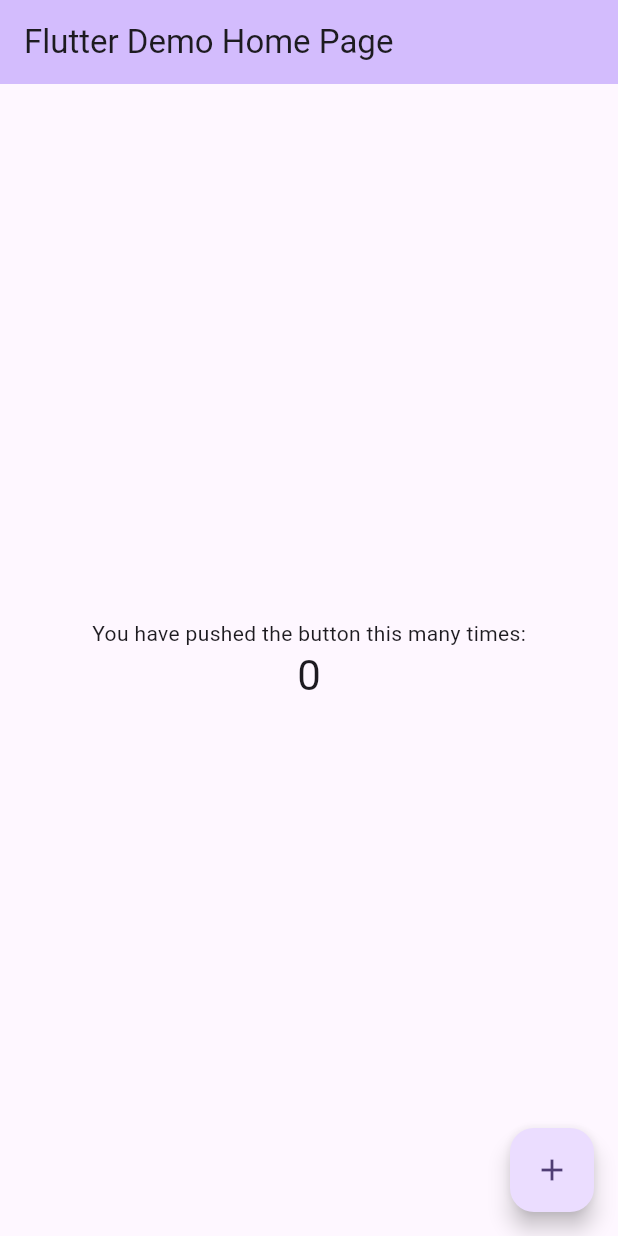
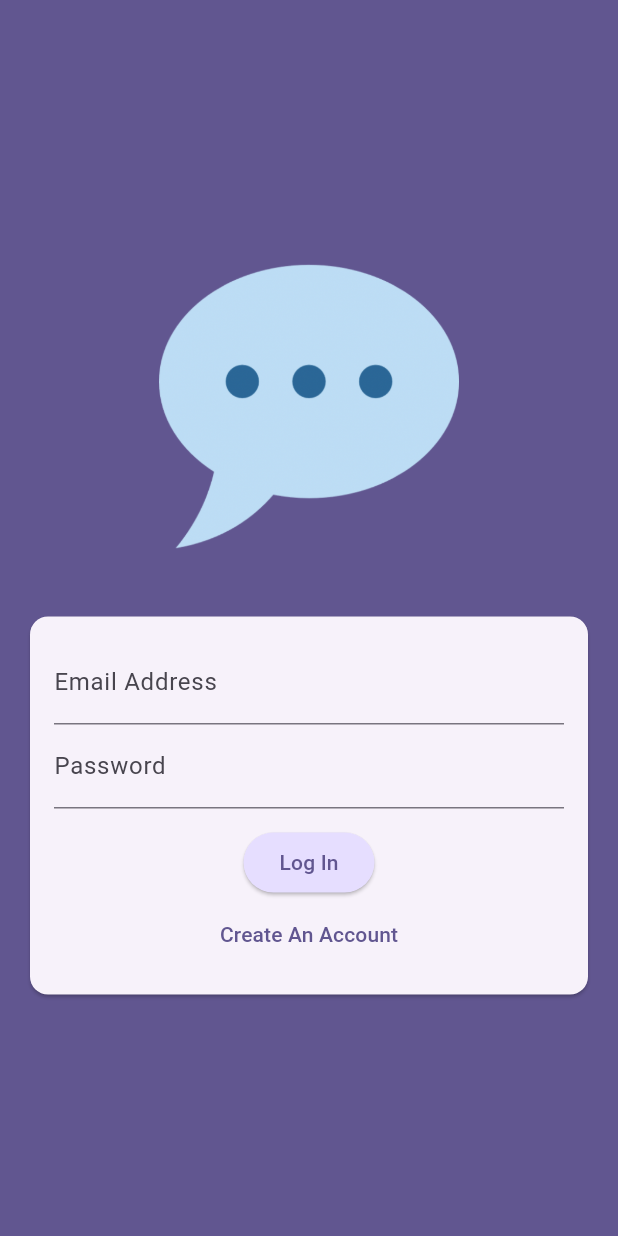
Before and after one commit to anmol420/ChatApp-In-Flutter, a Flutter app: the screen it shows after launch, on a phone screen of 412 x 824 dp. Run offline on Flutter 3.47's test engine with Material 3 defaults, Android fonts, the phone set to English and light mode, and no system bars.

Commit message:
Added Authentication Screen

```diff
--- a/lib/main.dart
+++ b/lib/main.dart
@@ -1,125 +1,25 @@
 import 'package:flutter/material.dart';
 
+import 'package:chat_app/screens/auth.dart';
+
 void main() {
-  runApp(const MyApp());
+  runApp(const App());
 }
 
-class MyApp extends StatelessWidget {
-  const MyApp({super.key});
+class App extends StatelessWidget {
+  const App({super.key});
 
-  // This widget is the root of your application.
   @override
   Widget build(BuildContext context) {
     return MaterialApp(
-      title: 'Flutter Demo',
-      theme: ThemeData(
-        // This is the theme of your application.
-        //
-        // TRY THIS: Try running your application with "flutter run". You'll see
-        // the application has a purple toolbar. Then, without quitting the app,
-        // try changing the seedColor in the colorScheme below to Colors.green
-        // and then invoke "hot reload" (save your changes or press the "hot
-        // reload" button in a Flutter-supported IDE, or press "r" if you used
-        // the command line to start the app).
-        //
-        // Notice that the counter didn't reset back to zero; the application
-        // state is not lost during the reload. To reset the state, use hot
-        // restart instead.
-        //
-        // This works for code too, not just values: Most code changes can be
-        // tested with just a hot reload.
-        colorScheme: ColorScheme.fromSeed(seedColor: Colors.deepPurple),
-        useMaterial3: true,
+      title: 'FlutterChat',
+      theme: ThemeData().copyWith(
+        //useMaterial3: true,
+        colorScheme: ColorScheme.fromSeed(
+            seedColor: const Color.fromARGB(255, 63, 17, 177)),
       ),
-      home: const MyHomePage(title: 'Flutter Demo Home Page'),
+      debugShowCheckedModeBanner: false,
+      home: const AuthScreen(),
     );
   }
 }
-
-class MyHomePage extends StatefulWidget {
-  const MyHomePage({super.key, required this.title});
-
-  // This widget is the home page of your application. It is stateful, meaning
-  // that it has a State object (defined below) that contains fields that affect
-  // how it looks.
-
-  // This class is the configuration for the state. It holds the values (in this
-  // case the title) provided by the parent (in this case the App widget) and
-  // used by the build method of the State. Fields in a Widget subclass are
-  // always marked "final".
-
-  final String title;
-
-  @override
-  State<MyHomePage> createState() => _MyHomePageState();
-}
-
-class _MyHomePageState extends State<MyHomePage> {
-  int _counter = 0;
-
-  void _incrementCounter() {
-    setState(() {
-      // This call to setState tells the Flutter framework that something has
-      // changed in this State, which causes it to rerun the build method below
-      // so that the display can reflect the updated values. If we changed
-      // _counter without calling setState(), then the build method would not be
-      // called again, and so nothing would appear to happen.
-      _counter++;
-    });
-  }
-
-  @override
-  Widget build(BuildContext context) {
-    // This method is rerun every time setState is called, for instance as done
-    // by the _incrementCounter method above.
-    //
-    // The Flutter framework has been optimized to make rerunning build methods
-    // fast, so that you can just rebuild anything that needs updating rather
-    // than having to individually change instances of widgets.
-    return Scaffold(
-      appBar: AppBar(
-        // TRY THIS: Try changing the color here to a specific color (to
-        // Colors.amber, perhaps?) and trigger a hot reload to see the AppBar
-        // change color while the other colors stay the same.
-        backgroundColor: Theme.of(context).colorScheme.inversePrimary,
-        // Here we take the value from the MyHomePage object that was created by
-        // the App.build method, and use it to set our appbar title.
-        title: Text(widget.title),
-      ),
-      body: Center(
-        // Center is a layout widget. It takes a single child and positions it
-        // in the middle of the parent.
-        child: Column(
-          // Column is also a layout widget. It takes a list of children and
-          // arranges them vertically. By default, it sizes itself to fit its
-          // children horizontally, and tries to be as tall as its parent.
-          //
-          // Column has various properties to control how it sizes itself and
-          // how it positions its children. Here we use mainAxisAlignment to
-          // center the children vertically; the main axis here is the vertical
-          // axis because Columns are vertical (the cross axis would be
-          // horizontal).
-          //
-          // TRY THIS: Invoke "debug painting" (choose the "Toggle Debug Paint"
-          // action in the IDE, or press "p" in the console), to see the
-          // wireframe for each widget.
-          mainAxisAlignment: MainAxisAlignment.center,
-          children: <Widget>[
-            const Text(
-              'You have pushed the button this many times:',
-            ),
-            Text(
-              '$_counter',
-              style: Theme.of(context).textTheme.headlineMedium,
-            ),
-          ],
-        ),
-      ),
-      floatingActionButton: FloatingActionButton(
-        onPressed: _incrementCounter,
-        tooltip: 'Increment',
-        child: const Icon(Icons.add),
-      ), // This trailing comma makes auto-formatting nicer for build methods.
-    );
-  }
-}
--- /dev/null
+++ b/lib/screens/auth.dart
@@ -0,0 +1,129 @@
+import 'package:flutter/material.dart';
+
+class AuthScreen extends StatefulWidget {
+  const AuthScreen({super.key});
+
+  @override
+  State<AuthScreen> createState() {
+    return _AuthScreenState();
+  }
+}
+
+class _AuthScreenState extends State<AuthScreen> {
+  final _form = GlobalKey<FormState>();
+
+  var _isLogin = true;
+  var _enteredEmail = '';
+  var _enteredPassword = '';
+
+  void _submit() {
+    final isValid = _form.currentState!.validate();
+
+    if (isValid) {
+      _form.currentState!.save();
+    }
+  }
+
+  @override
+  Widget build(BuildContext context) {
+    return Scaffold(
+      backgroundColor: Theme.of(context).colorScheme.primary,
+      body: Center(
+        child: SingleChildScrollView(
+          child: Column(
+            mainAxisAlignment: MainAxisAlignment.center,
+            children: [
+              Container(
+                margin: const EdgeInsets.only(
+                  top: 30,
+                  bottom: 20,
+                  left: 20,
+                  right: 20,
+                ),
+                width: 200,
+                child: Image.asset('assets/images/chat.png'),
+              ),
+              Card(
+                margin: const EdgeInsets.all(20),
+                child: SingleChildScrollView(
+                  child: Padding(
+                    padding: const EdgeInsets.all(16),
+                    child: Form(
+                      key: _form,
+                      child: Column(
+                        mainAxisSize: MainAxisSize.min,
+                        children: [
+                          TextFormField(
+                            decoration: const InputDecoration(
+                              labelText: 'Email Address',
+                            ),
+                            keyboardType: TextInputType.emailAddress,
+                            autocorrect: false,
+                            textCapitalization: TextCapitalization.none,
+                            validator: (value) {
+                              if (value == null ||
+                                  value.trim().isEmpty ||
+                                  !value.contains('@')) {
+                                return 'Enter A Valid Email Address';
+                              }
+
+                              return null;
+                            },
+                            onSaved: (newValue) {
+                              _enteredEmail = newValue!;
+                            },
+                          ),
+                          TextFormField(
+                            decoration: const InputDecoration(
+                              labelText: 'Password',
+                            ),
+                            obscureText: true,
+                            validator: (value) {
+                              if (value == null || value.trim().length < 6) {
+                                return 'Enter A Valid Password With More Than 6 Characters';
+                              }
+
+                              return null;
+                            },
+                            onSaved: (newValue) {
+                              _enteredPassword = newValue!;
+                            },
+                          ),
+                          const SizedBox(
+                            height: 12,
+                          ),
+                          ElevatedButton(
+                            onPressed: _submit,
+                            style: ElevatedButton.styleFrom(
+                                backgroundColor: Theme.of(context)
+                                    .colorScheme
+                                    .primaryContainer),
+                            child: Text(
+                              _isLogin ? 'Log In' : 'Sign Up',
+                            ),
+                          ),
+                          TextButton(
+                            onPressed: () {
+                              setState(() {
+                                _isLogin = !_isLogin;
+                              });
+                            },
+                            child: Text(
+                              _isLogin
+                                  ? 'Create An Account'
+                                  : 'Already Have An Account',
+                            ),
+                          ),
+                        ],
+                      ),
+                    ),
+                  ),
+                ),
+              ),
+            ],
+          ),
+        ),
+      ),
+    );
+  }
+}
```
